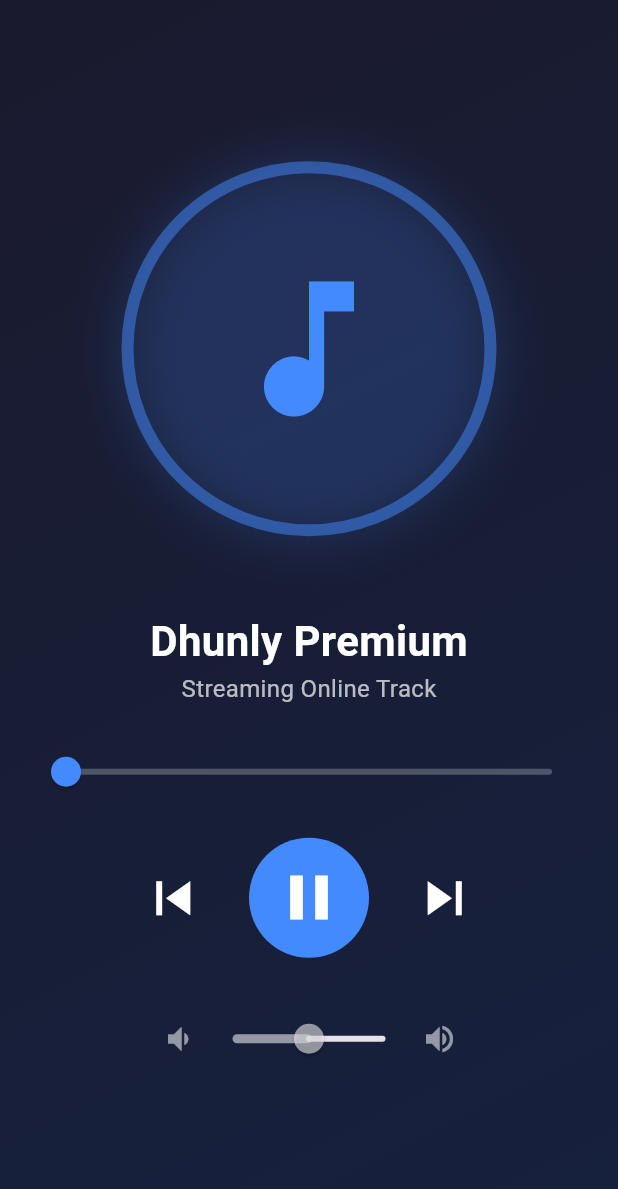
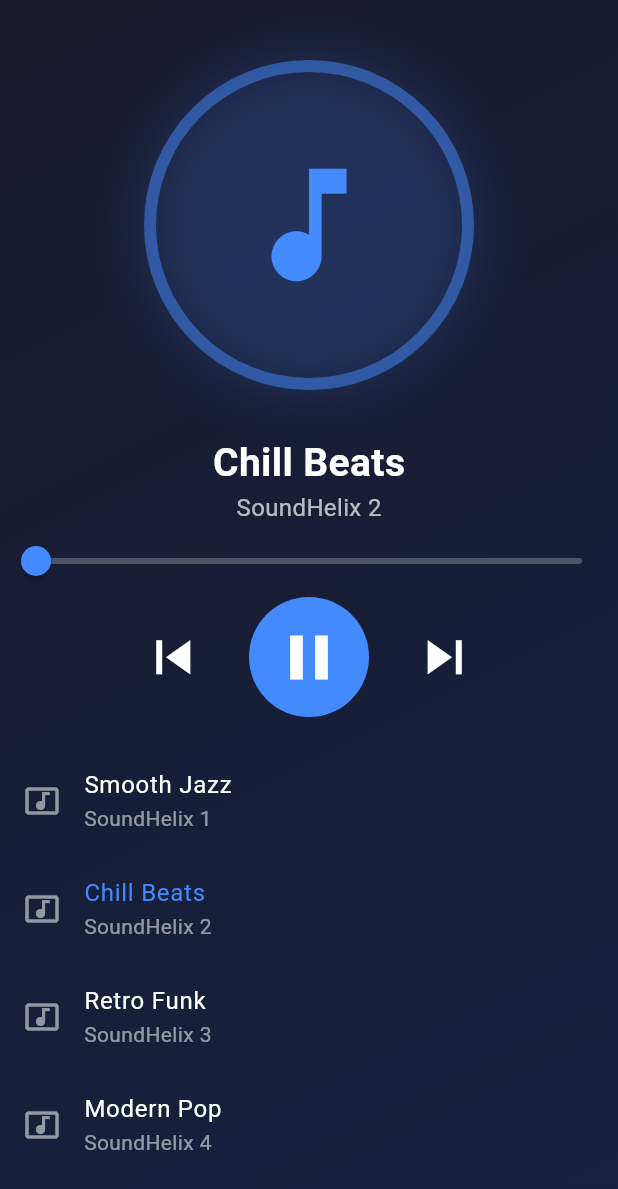
Before and after one commit to abhisuthar801-sys/dhunly_app, a Flutter app: the screen it shows after launch, after a tap on the "play arrow" icon, after a tap on the "skip next" icon, on a phone screen of 412 x 824 dp. Shown: the top 1189 px of the screen. Run offline on Flutter 3.47's test engine with Material 3 defaults, Android fonts, the phone set to English and light mode, and no system bars; our stand-ins replace audioplayers.

Commit message:
Update main.dart

```diff
--- a/lib/main.dart
+++ b/lib/main.dart
@@ -9,18 +9,48 @@ class DhunlyPro extends StatefulWidget {
   State<DhunlyPro> createState() => _DhunlyProState();
 }
 
-class _DhunlyProState extends State<DhunlyPro> { // Yahan fix kiya gaya hai
+class _DhunlyProState extends State<DhunlyPro> {
   final player = AudioPlayer();
   bool isPlaying = false;
   Duration duration = Duration.zero;
   Duration position = Duration.zero;
+
+  // Playlist Data
+  int currentIndex = 0;
+  final List<Map<String, String>> playlist = [
+    {'title': 'Smooth Jazz', 'artist': 'SoundHelix 1', 'url': 'https://www.soundhelix.com/examples/mp3/SoundHelix-Song-1.mp3'},
+    {'title': 'Chill Beats', 'artist': 'SoundHelix 2', 'url': 'https://www.soundhelix.com/examples/mp3/SoundHelix-Song-2.mp3'},
+    {'title': 'Retro Funk', 'artist': 'SoundHelix 3', 'url': 'https://www.soundhelix.com/examples/mp3/SoundHelix-Song-3.mp3'},
+    {'title': 'Modern Pop', 'artist': 'SoundHelix 4', 'url': 'https://www.soundhelix.com/examples/mp3/SoundHelix-Song-8.mp3'},
+  ];
 
   @override
   void initState() {
     super.initState();
     player.onDurationChanged.listen((d) => setState(() => duration = d));
     player.onPositionChanged.listen((p) => setState(() => position = p));
-    player.onPlayerComplete.listen((event) => setState(() => isPlaying = false));
+    // Auto-play next song when current ends
+    player.onPlayerComplete.listen((event) => nextSong());
+  }
+
+  void playCurrent() async {
+    await player.stop();
+    await player.play(UrlSource(playlist[currentIndex]['url']!));
+    setState(() => isPlaying = true);
+  }
+
+  void nextSong() {
+    if (currentIndex < playlist.length - 1) {
+      currentIndex++;
+      playCurrent();
+    }
+  }
+
+  void prevSong() {
+    if (currentIndex > 0) {
+      currentIndex--;
+      playCurrent();
+    }
   }
 
   @override
@@ -38,48 +68,41 @@ class _DhunlyProState extends State<DhunlyPro> { // Yahan fix kiya gaya hai
         child: Column(
           mainAxisAlignment: MainAxisAlignment.center,
           children: [
+            const SizedBox(height: 40),
+            // Music Disk
             Center(
               child: Container(
-                width: 250, height: 250,
+                width: 220, height: 220,
                 decoration: BoxDecoration(
                   shape: BoxShape.circle,
                   border: Border.all(color: Colors.blueAccent.withOpacity(0.5), width: 8),
                   boxShadow: [BoxShadow(color: Colors.blueAccent.withOpacity(0.2), blurRadius: 30)],
                 ),
-                child: const Icon(Icons.music_note, size: 120, color: Colors.blueAccent),
+                child: const Icon(Icons.music_note, size: 100, color: Colors.blueAccent),
               ),
             ),
-            const SizedBox(height: 50),
-            const Text("Dhunly Premium", style: TextStyle(color: Colors.white, fontSize: 28, fontWeight: FontWeight.bold)),
-            const Text("Streaming Online Track", style: TextStyle(color: Colors.white70, fontSize: 16)),
+            const SizedBox(height: 30),
+            Text(playlist[currentIndex]['title']!, style: const TextStyle(color: Colors.white, fontSize: 26, fontWeight: FontWeight.bold)),
+            Text(playlist[currentIndex]['artist']!, style: const TextStyle(color: Colors.white70, fontSize: 16)),
 
-            Padding(
-              padding: const EdgeInsets.symmetric(horizontal: 20, vertical: 20),
-              child: Slider(
-                activeColor: Colors.blueAccent,
-                inactiveColor: Colors.white24,
-                min: 0,
-                max: duration.inSeconds.toDouble(),
-                value: position.inSeconds.toDouble(),
-                onChanged: (value) async {
-                  final seekPosition = Duration(seconds: value.toInt());
-                  await player.seek(seekPosition);
-                },
-              ),
+            // Progress Slider
+            Slider(
+              activeColor: Colors.blueAccent,
+              inactiveColor: Colors.white24,
+              min: 0, max: duration.inSeconds.toDouble(),
+              value: position.inSeconds.toDouble(),
+              onChanged: (v) => player.seek(Duration(seconds: v.toInt())),
             ),
 
+            // Controls
             Row(
               mainAxisAlignment: MainAxisAlignment.center,
               children: [
-                IconButton(icon: const Icon(Icons.skip_previous, size: 45, color: Colors.white), onPressed: () {}),
+                IconButton(icon: const Icon(Icons.skip_previous, size: 45, color: Colors.white), onPressed: prevSong),
                 const SizedBox(width: 20),
                 GestureDetector(
-                  onTap: () async {
-                    if (isPlaying) {
-                      await player.pause();
-                    } else {
-                      await player.play(UrlSource('https://www.soundhelix.com/examples/mp3/SoundHelix-Song-1.mp3'));
-                    }
+                  onTap: () {
+                    if (isPlaying) { player.pause(); } else { playCurrent(); }
                     setState(() => isPlaying = !isPlaying);
                   },
                   child: CircleAvatar(
@@ -88,25 +111,27 @@ class _DhunlyProState extends State<DhunlyPro> { // Yahan fix kiya gaya hai
                   ),
                 ),
                 const SizedBox(width: 20),
-                IconButton(icon: const Icon(Icons.skip_next, size: 45, color: Colors.white), onPressed: () {}),
+                IconButton(icon: const Icon(Icons.skip_next, size: 45, color: Colors.white), onPressed: nextSong),
               ],
             ),
 
-            const SizedBox(height: 30),
-            Row(
-              mainAxisAlignment: MainAxisAlignment.center,
-              children: [
-                const Icon(Icons.volume_down, color: Colors.white54),
-                SizedBox(
-                  width: 150,
-                  child: Slider(
-                    value: 0.5,
-                    onChanged: (v) => player.setVolume(v),
-                    activeColor: Colors.white54,
-                  ),
-                ),
-                const Icon(Icons.volume_up, color: Colors.white54),
-              ],
+            // Playlist Preview
+            const SizedBox(height: 20),
+            Expanded(
+              child: ListView.builder(
+                itemCount: playlist.length,
+                itemBuilder: (context, index) {
+                  return ListTile(
+                    leading: const Icon(Icons.music_video, color: Colors.white54),
+                    title: Text(playlist[index]['title']!, style: TextStyle(color: index == currentIndex ? Colors.blueAccent : Colors.white)),
+                    subtitle: Text(playlist[index]['artist']!, style: const TextStyle(color: Colors.white54)),
+                    onTap: () {
+                      currentIndex = index;
+                      playCurrent();
+                    },
+                  );
+                },
+              ),
             )
           ],
         ),
```
